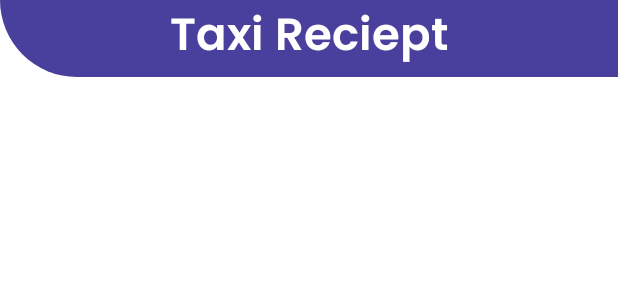
After one commit to sivaneshkkf/Taxi-Bill, an Android app: the layout activity_bill_generate.xml on its own in the app's theme, with its tools: preview values and no code run, on a phone screen of 412 x 824 dp. The commit adds this screen. Shown: the top 300 px of the screen. Run offline under Robolectric (Android 15) with nearby library versions, the phone set to English and light mode, and no system bars.

Commit message:
Siva Commit offic(15-12-2023 18:38)

```diff
--- /dev/null
+++ b/app/src/main/res/drawable/shape_header_billpage.xml
@@ -0,0 +1,10 @@
+<?xml version="1.0" encoding="utf-8"?>
+<shape android:shape="rectangle" xmlns:android="http://schemas.android.com/apk/res/android">
+    <solid android:color="@color/endcolor"/>
+
+    <corners android:topLeftRadius="0dp"
+        android:topRightRadius="0dp"
+        android:bottomLeftRadius="100dp"
+        android:bottomRightRadius="0dp"/>
+
+</shape>
--- /dev/null
+++ b/app/src/main/res/layout/activity_bill_generate.xml
@@ -0,0 +1,27 @@
+<?xml version="1.0" encoding="utf-8"?>
+<LinearLayout xmlns:android="http://schemas.android.com/apk/res/android"
+    xmlns:app="http://schemas.android.com/apk/res-auto"
+    xmlns:tools="http://schemas.android.com/tools"
+    android:layout_width="match_parent"
+    android:layout_height="match_parent"
+    android:orientation="vertical"
+    tools:context=".Activity.Bill_Generate_Activity">
+
+    <LinearLayout
+        android:layout_width="match_parent"
+        android:layout_height="wrap_content"
+        android:background="@drawable/shape_header_billpage"
+        android:orientation="vertical">
+        <TextView
+            android:layout_width="match_parent"
+            android:layout_height="wrap_content"
+            style="@style/poppins_semiBold_600"
+            android:text="Taxi Reciept"
+            android:layout_gravity="center"
+            android:gravity="center"
+            android:textSize="30sp"
+            android:textColor="@color/white"
+            android:fontFamily="@font/poppins_bold"/>
+    </LinearLayout>
+
+</LinearLayout>
```
Also changed, not shown: app/src/main/AndroidManifest.xml (+7 -5 lines), app/src/main/java/com/example/taxibill/Activity/Bill_Generate_Activity.java (added, +18 -0 lines), app/src/main/java/com/example/taxibill/Fragment/Add_Fragment.java (+5 -6 lines).
